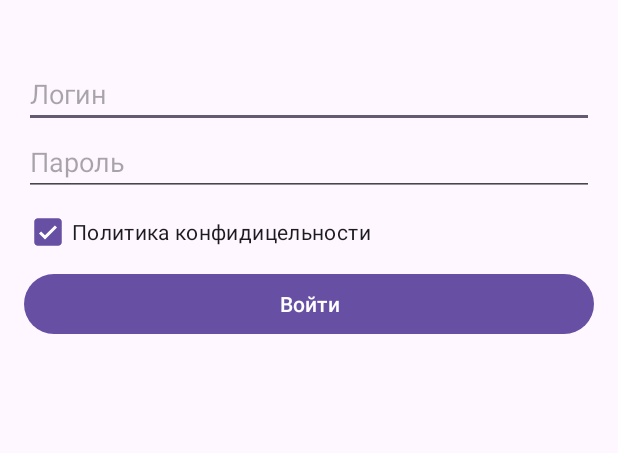
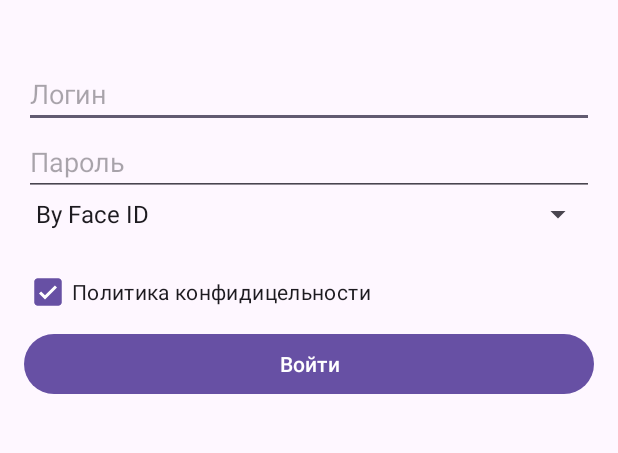
Before and after one commit to almasjss/CarShareAPP, an Android app: the LoginActvity screen opened directly, with no data from a screen before it, after a tap on "Войти", on a phone screen of 412 x 824 dp, the part 384-837 px from its top. Run offline under Robolectric (Android 15) with nearby library versions, the phone set to English and light mode, and no system bars; 1 statement that could not run was skipped; 2 other taps on this screen came first.

Commit message:
new comm

```diff
--- a/app/src/main/java/com/example/carshareapp/LoginActvity.java
+++ b/app/src/main/java/com/example/carshareapp/LoginActvity.java
@@ -4,28 +4,69 @@ import androidx.appcompat.app.AlertDialog;
 import androidx.appcompat.app.AppCompatActivity;
 
 import android.content.DialogInterface;
+import android.content.Intent;
 import android.os.Bundle;
+import android.util.Log;
 import android.view.View;
+import android.widget.ArrayAdapter;
+import android.widget.Button;
 import android.widget.CheckBox;
+import android.widget.EditText;
+import android.widget.Spinner;
 import android.widget.TableRow;
 import android.widget.Toast;
 
 public class LoginActvity extends AppCompatActivity {
+    private static final String LOG ="LoginActvity";
     private  CheckBox checkBox;
-
+    private Spinner carSpinner;
+    private EditText username;
+    private EditText password;
+    private Button register;
     @Override
     protected void onCreate(Bundle savedInstanceState) {
         super.onCreate(savedInstanceState);
         setContentView(R.layout.activity_login_actvity2);
         checkBox = findViewById(R.id.checkBoxAgreement);
+        carSpinner = findViewById(R.id.carSpinner);
+        username = findViewById(R.id.usernameID);
+        Log.d(LOG,"username::::"+username.toString());
+        password = findViewById(R.id.passwordID);
+        register = findViewById(R.id.btnClick);
+        ArrayAdapter<CharSequence> arrayAdapter =
+                ArrayAdapter.createFromResource
+                        (this,R.array.login_array,
+                        android.R.layout.simple_spinner_item);
+        arrayAdapter.setDropDownViewResource
+                (android.R.layout.simple_spinner_item);
+        carSpinner.setAdapter(arrayAdapter);
         showAgreementDialog(checkBox);
+        register.setOnClickListener(new View.OnClickListener() {
+            @Override
+            public void onClick(View v) {
+                register(v);
+            }
+        });
+        Log.d(LOG,"Activity is created!");
     }
     private void register(View view){
-        if (checkBox.isChecked()){
-            Toast.makeText(this,"Успешно зарегестрирован!", Toast.LENGTH_SHORT).show();
-        }else {
-            Toast.makeText(this,"Прочитайте документацию",Toast.LENGTH_SHORT).show();
-        }
+    String login = username.getText().toString();
+    String login_pass = password.getText().toString();
+    String selectedLogin = carSpinner.getSelectedItem().toString();
+
+    if (login.isEmpty() || login_pass.isEmpty()){
+        showToast("Введите логин и пароль!");
+        Log.d(LOG,"Попытка регестрации с пустым логином или паролем!");
+    }else {
+        Intent intent = new Intent(this, MenuActvity.class);
+        intent.putExtra("username",login);
+        startActivity(intent);
+        finish();
+        showToast("Успешно зарегистрирован и выбрана модель регестрации"+ selectedLogin);
+    }
+    }
+    private void  showToast(String text){
+        Toast.makeText(this, text, Toast.LENGTH_SHORT).show();
     }
     public void showAgreementDialog(View view){
         AlertDialog.Builder builder = new AlertDialog.Builder(this);
--- /dev/null
+++ b/app/src/main/res/drawable/baseline_car_rental_24.xml
@@ -0,0 +1,6 @@
+<vector android:height="24dp" android:tint="#23416B"
+    android:viewportHeight="24" android:viewportWidth="24"
+    android:width="24dp" xmlns:android="http://schemas.android.com/apk/res/android">
+    <path android:fillColor="@android:color/white" android:pathData="M16.39,9H7.61C7.18,9 6.8,9.28 6.66,9.68l-1.66,5v6.81C5,21.78 5.23,22 5.5,22h1C6.78,22 7,21.78 7,21.5V20h10v1.5c0,0.28 0.22,0.5 0.5,0.5h1c0.28,0 0.5,-0.22 0.5,-0.5v-6.81l-1.66,-5C17.2,9.28 16.82,9 16.39,9zM7.78,18c-0.68,0 -1.22,-0.54 -1.22,-1.22s0.54,-1.22 1.22,-1.22S9,16.11 9,16.78S8.46,18 7.78,18zM16.22,18C15.55,18 15,17.46 15,16.78s0.54,-1.22 1.22,-1.22s1.22,0.54 1.22,1.22S16.9,18 16.22,18zM6.29,14l1.33,-4h8.78l1.33,4H6.29z"/>
+    <path android:fillColor="@android:color/white" android:pathData="M10.83,3C10.41,1.83 9.3,1 8,1C6.34,1 5,2.34 5,4c0,1.65 1.34,3 3,3c1.3,0 2.41,-0.84 2.83,-2H16v2h2V5h1V3H10.83zM8,5C7.45,5 7,4.55 7,4s0.45,-1 1,-1s1,0.45 1,1S8.55,5 8,5z"/>
+</vector>
--- /dev/null
+++ b/app/src/main/res/drawable/baseline_directions_car_24.xml
@@ -0,0 +1,5 @@
+<vector android:height="24dp" android:tint="#23416B"
+    android:viewportHeight="24" android:viewportWidth="24"
+    android:width="24dp" xmlns:android="http://schemas.android.com/apk/res/android">
+    <path android:fillColor="@android:color/white" android:pathData="M18.92,6.01C18.72,5.42 18.16,5 17.5,5h-11c-0.66,0 -1.21,0.42 -1.42,1.01L3,12v8c0,0.55 0.45,1 1,1h1c0.55,0 1,-0.45 1,-1v-1h12v1c0,0.55 0.45,1 1,1h1c0.55,0 1,-0.45 1,-1v-8l-2.08,-5.99zM6.5,16c-0.83,0 -1.5,-0.67 -1.5,-1.5S5.67,13 6.5,13s1.5,0.67 1.5,1.5S7.33,16 6.5,16zM17.5,16c-0.83,0 -1.5,-0.67 -1.5,-1.5s0.67,-1.5 1.5,-1.5 1.5,0.67 1.5,1.5 -0.67,1.5 -1.5,1.5zM5,11l1.5,-4.5h11L19,11L5,11z"/>
+</vector>
--- /dev/null
+++ b/app/src/main/res/drawable/baseline_person_24.xml
@@ -0,0 +1,5 @@
+<vector android:height="24dp" android:tint="#23416B"
+    android:viewportHeight="24" android:viewportWidth="24"
+    android:width="24dp" xmlns:android="http://schemas.android.com/apk/res/android">
+    <path android:fillColor="@android:color/white" android:pathData="M12,12c2.21,0 4,-1.79 4,-4s-1.79,-4 -4,-4 -4,1.79 -4,4 1.79,4 4,4zM12,14c-2.67,0 -8,1.34 -8,4v2h16v-2c0,-2.66 -5.33,-4 -8,-4z"/>
+</vector>
--- /dev/null
+++ b/app/src/main/res/drawable/baseline_settings_24.xml
@@ -0,0 +1,5 @@
+<vector android:height="24dp" android:tint="#23416B"
+    android:viewportHeight="24" android:viewportWidth="24"
+    android:width="24dp" xmlns:android="http://schemas.android.com/apk/res/android">
+    <path android:fillColor="@android:color/white" android:pathData="M19.14,12.94c0.04,-0.3 0.06,-0.61 0.06,-0.94c0,-0.32 -0.02,-0.64 -0.07,-0.94l2.03,-1.58c0.18,-0.14 0.23,-0.41 0.12,-0.61l-1.92,-3.32c-0.12,-0.22 -0.37,-0.29 -0.59,-0.22l-2.39,0.96c-0.5,-0.38 -1.03,-0.7 -1.62,-0.94L14.4,2.81c-0.04,-0.24 -0.24,-0.41 -0.48,-0.41h-3.84c-0.24,0 -0.43,0.17 -0.47,0.41L9.25,5.35C8.66,5.59 8.12,5.92 7.63,6.29L5.24,5.33c-0.22,-0.08 -0.47,0 -0.59,0.22L2.74,8.87C2.62,9.08 2.66,9.34 2.86,9.48l2.03,1.58C4.84,11.36 4.8,11.69 4.8,12s0.02,0.64 0.07,0.94l-2.03,1.58c-0.18,0.14 -0.23,0.41 -0.12,0.61l1.92,3.32c0.12,0.22 0.37,0.29 0.59,0.22l2.39,-0.96c0.5,0.38 1.03,0.7 1.62,0.94l0.36,2.54c0.05,0.24 0.24,0.41 0.48,0.41h3.84c0.24,0 0.44,-0.17 0.47,-0.41l0.36,-2.54c0.59,-0.24 1.13,-0.56 1.62,-0.94l2.39,0.96c0.22,0.08 0.47,0 0.59,-0.22l1.92,-3.32c0.12,-0.22 0.07,-0.47 -0.12,-0.61L19.14,12.94zM12,15.6c-1.98,0 -3.6,-1.62 -3.6,-3.6s1.62,-3.6 3.6,-3.6s3.6,1.62 3.6,3.6S13.98,15.6 12,15.6z"/>
+</vector>
--- a/app/src/main/res/layout/activity_login_actvity2.xml
+++ b/app/src/main/res/layout/activity_login_actvity2.xml
@@ -27,6 +27,11 @@
         android:layout_height="wrap_content"
         android:hint="Пароль"
         android:inputType="textPassword"/>
+    <Spinner
+        android:id="@+id/carSpinner"
+        android:layout_width="match_parent"
+        android:layout_height="wrap_content"
+        android:layout_marginBottom="16dp"/>
     <CheckBox
         android:id="@+id/checkBoxAgreement"
         android:layout_width="wrap_content"
@@ -36,6 +41,7 @@
         />
 
     <Button
+        android:id="@+id/btnClick"
         android:layout_width="match_parent"
         android:layout_height="wrap_content"
         android:text="Войти"
--- a/app/src/main/res/values/strings.xml
+++ b/app/src/main/res/values/strings.xml
@@ -9,4 +9,10 @@
     <string name="invalid_username">Not a valid username</string>
     <string name="invalid_password">Password must be >5 characters</string>
     <string name="login_failed">"Login failed"</string>
+    <string name="text">Ранее сообщалось, что появление "средней скорости" в законах не предполагает создание новых нарушений или штрафов, это просто способ фиксации нарушений. Кроме того, такие системы контроля позволят избежать необходимости в присутствии дорожной полиции и других способов фиксации скорости на данных участках, то есть полностью исключат человеческий фактор.</string>
+    <string-array name="login_array">
+        <item>By Face ID</item>
+        <item>By Gmail</item>
+        <item>BY Phone number</item>
+    </string-array>
 </resources>
--- /dev/null
+++ b/app/src/main/res/xml/list_view.xml
@@ -0,0 +1,4 @@
+<?xml version="1.0" encoding="utf-8"?>
+<TextView xmlns:android="http://schemas.android.com/apk/res/android">
+
+</TextView>
```
Also changed, not shown: app/src/main/AndroidManifest.xml (+5 -2 lines), app/src/main/java/com/example/carshareapp/MenuActvity.java (added, +40 -0 lines), app/src/main/res/layout/activity_menu_actvity.xml (added, +60 -0 lines), app/src/main/res/menu/menu_main.xml (added, +23 -0 lines), app/src/main/res/drawable/news.jpeg (added).
